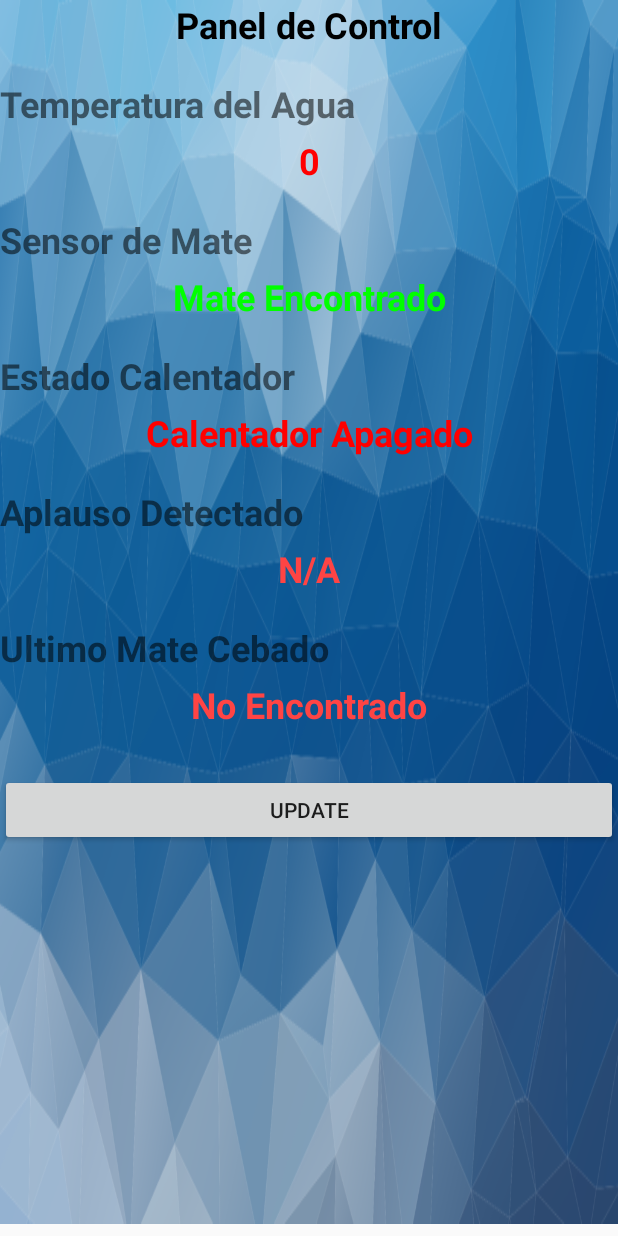
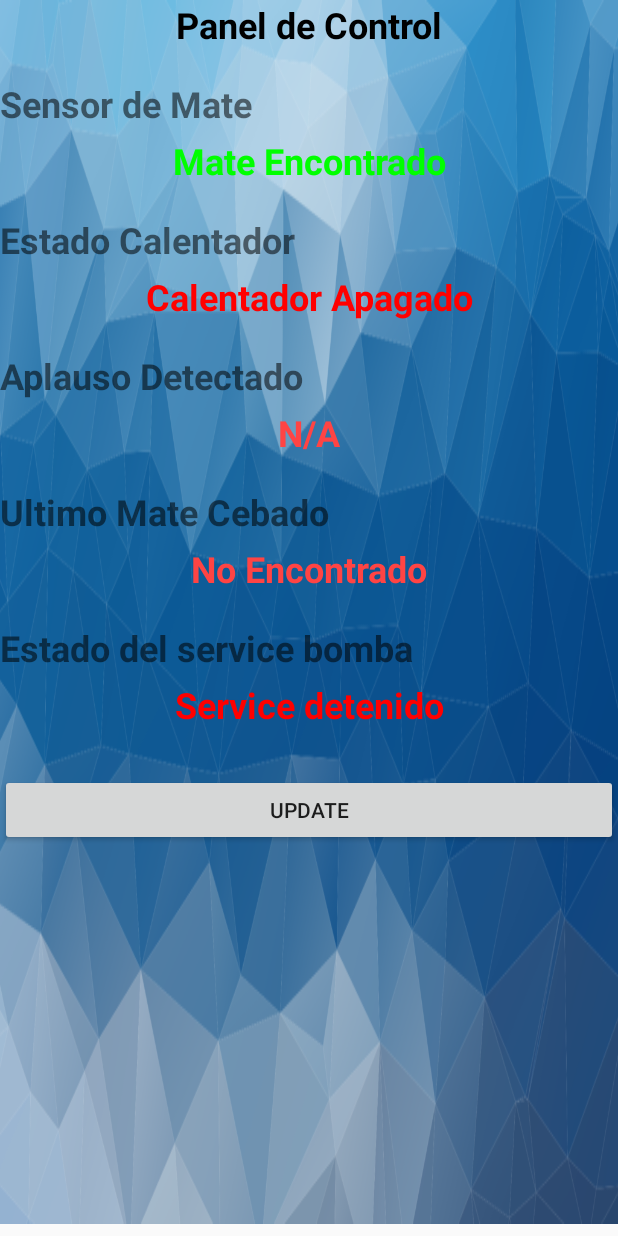
Before and after one commit to soa-1c2019-unlam/SMARTE, an Android app: the PanelDeControl screen opened directly, with no data from a screen before it, after a tap on "UPDATE", on a phone screen of 412 x 824 dp. Run offline under Robolectric (Android 15) with nearby library versions, the phone set to English and light mode, and no system bars; our stand-ins replace Firebase (no records; nobody signed in at launch, a user with empty details on screens opened directly); 2 statements that could not run were skipped.

Commit message:
Service de bomba

```diff
--- a/Android/app/src/main/AndroidManifest.xml
+++ b/Android/app/src/main/AndroidManifest.xml
@@ -19,6 +19,7 @@
         <activity android:name=".CustomListAdaptar" />
         <activity android:name=".CustomListView" />
         <activity android:name=".IniciarPerfiles" />
+        <service android:name=".BombaService"></service>
         <activity android:name=".ProgramarHorarios" />
         <activity
             android:name=".ConfigurarPerfiles"
--- a/Android/app/src/main/java/com/example/smarteapp2/MainActivity.java
+++ b/Android/app/src/main/java/com/example/smarteapp2/MainActivity.java
@@ -12,6 +12,11 @@ public class MainActivity extends AppCompatActivity {
     protected void onCreate(Bundle savedInstanceState) {
         super.onCreate(savedInstanceState);
         setContentView(R.layout.activity_main);
+
+        //region Inicio Service de monitoreo de bomba
+        Intent msgIntent = new Intent(MainActivity.this, BombaService.class);
+        startService(msgIntent);
+        //endregion
 
         //region Si click en boton iniciar
         Button btnIniciar = findViewById(R.id.iniciarButton);
--- a/Android/app/src/main/java/com/example/smarteapp2/PanelDeControl.java
+++ b/Android/app/src/main/java/com/example/smarteapp2/PanelDeControl.java
@@ -1,6 +1,8 @@
 package com.example.smarteapp2;
 
 
+import android.app.ActivityManager;
+import android.content.Context;
 import android.graphics.Color;
 import android.os.Bundle;
 import android.support.annotation.NonNull;
@@ -46,29 +48,6 @@ public class PanelDeControl extends AppCompatActivity {
 
 
     private void updatePanel() {
-        databaseReference.child("temperatura").addValueEventListener(new ValueEventListener() {
-            @Override
-            public void onDataChange(@NonNull DataSnapshot dataSnapshot) {
-                TextView txtViewTemperatura = findViewById(R.id.temperaturaTxtView);
-                Long temp = (Long)dataSnapshot.getValue();
-
-                if (temp < 20)
-                    txtViewTemperatura.setTextColor(Color.BLUE);
-                else if (temp >= 20 && temp < 60)
-                    txtViewTemperatura.setTextColor(Color.parseColor("#E5A62A"));
-                else if (temp >=60 && temp <=85 )
-                    txtViewTemperatura.setTextColor(Color.GREEN);
-                else
-                    txtViewTemperatura.setTextColor(Color.RED);
-
-                txtViewTemperatura.setText(temp.toString());
-        }
-
-            @Override
-            public void onCancelled(@NonNull DatabaseError databaseError) {
-
-            }
-        });
 
         databaseReference.child("matePuesto").addValueEventListener(new ValueEventListener() {
             @Override
@@ -90,7 +69,7 @@ public class PanelDeControl extends AppCompatActivity {
             }
         });
 
-        databaseReference.child("ledCalentandoPWM").addValueEventListener(new ValueEventListener() {
+        databaseReference.child("termometro").addValueEventListener(new ValueEventListener() {
             @Override
             public void onDataChange(@NonNull DataSnapshot dataSnapshot) {
                 TextView txtViewCalentador = findViewById(R.id.calentadorTxtView);
@@ -109,7 +88,26 @@ public class PanelDeControl extends AppCompatActivity {
             public void onCancelled(@NonNull DatabaseError databaseError) {
             }
         });
+
+        TextView textViewService = findViewById(R.id.ultimoMateTxtViewServiceBomba);
+        if (isMyServiceRunning(BombaService.class)){
+            textViewService.setTextColor(Color.GREEN);
+            textViewService.setText("Service corriendo");
+        }
+        else{
+            textViewService.setTextColor(Color.RED);
+            textViewService.setText("Service detenido");
+        }
     }
 
+    private boolean isMyServiceRunning(Class<?> serviceClass) {
+        ActivityManager manager = (ActivityManager) getSystemService(Context.ACTIVITY_SERVICE);
+        for (ActivityManager.RunningServiceInfo service : manager.getRunningServices(Integer.MAX_VALUE)) {
+            if (serviceClass.getName().equals(service.service.getClassName())) {
+                return true;
+            }
+        }
+        return false;
+    }
 
 }
--- a/Android/app/src/main/java/com/example/smarteapp2/Perfil.java
+++ b/Android/app/src/main/java/com/example/smarteapp2/Perfil.java
@@ -7,7 +7,6 @@ public class Perfil {
     String nombre;
 
     public Perfil(){
-
     }
 
     public Perfil (String id, String nombre, String yerba, String azucar){
--- a/Android/app/src/main/res/layout/activity_panel_de_control.xml
+++ b/Android/app/src/main/res/layout/activity_panel_de_control.xml
@@ -24,26 +24,6 @@
             android:text="Panel de Control"
             android:textAlignment="center"
             android:textColor="#000000"
-            android:textSize="24sp"
-            android:textStyle="bold" />
-
-        <TextView
-            android:id="@+id/textView11"
-            android:layout_width="match_parent"
-            android:layout_height="wrap_content"
-            android:layout_marginTop="20dp"
-            android:text="Temperatura del Agua"
-            android:textSize="24sp"
-            android:textStyle="bold" />
-
-        <TextView
-            android:id="@+id/temperaturaTxtView"
-            android:layout_width="match_parent"
-            android:layout_height="wrap_content"
-            android:layout_marginTop="5dp"
-            android:gravity="center"
-            android:text="0"
-            android:textColor="@android:color/holo_red_light"
             android:textSize="24sp"
             android:textStyle="bold" />
 
@@ -127,6 +107,26 @@
             android:textSize="24sp"
             android:textStyle="bold" />
 
+        <TextView
+            android:id="@+id/textView70"
+            android:layout_width="match_parent"
+            android:layout_height="wrap_content"
+            android:layout_marginTop="20dp"
+            android:text="Estado del service bomba"
+            android:textSize="24sp"
+            android:textStyle="bold" />
+
+        <TextView
+            android:id="@+id/ultimoMateTxtViewServiceBomba"
+            android:layout_width="match_parent"
+            android:layout_height="wrap_content"
+            android:layout_marginTop="5dp"
+            android:gravity="center"
+            android:text=""
+            android:textColor="@android:color/holo_red_light"
+            android:textSize="24sp"
+            android:textStyle="bold" />
+
         <Button
             android:id="@+id/updateBtn"
             android:layout_width="fill_parent"
```
Also changed, not shown: Android/app/src/main/java/com/example/smarteapp2/BombaService.java (added, +144 -0 lines), Android/app/src/main/java/com/example/smarteapp2/Estadisticas.java (+2 -32 lines), Android/app/src/main/java/com/example/smarteapp2/IniciarPerfiles.java (+4 -9 lines), Android/app/src/main/java/com/example/smarteapp2/MateAlGustoActivity.java (+8 -31 lines), Android/app/src/main/java/com/example/smarteapp2/MatesPorDia.java (+18 -1 lines).
